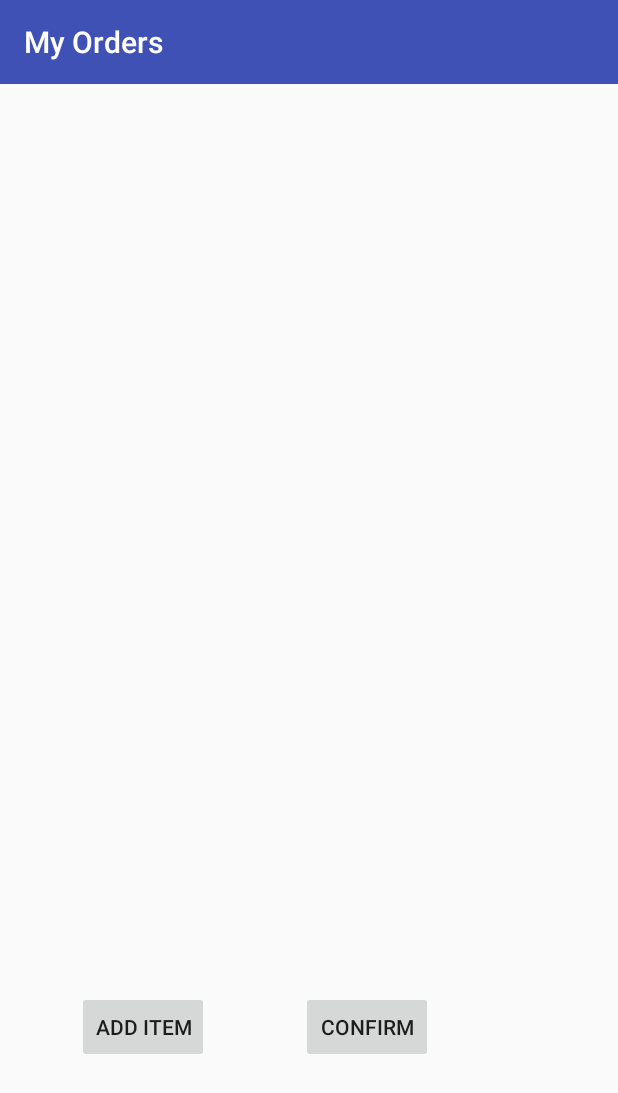
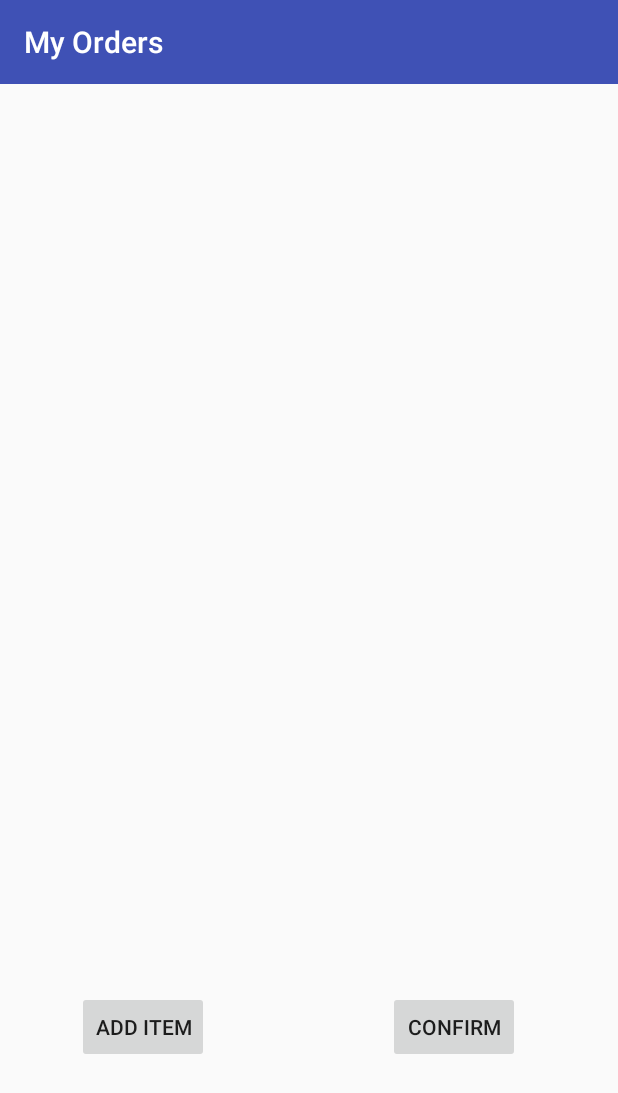
Before and after one commit to krishnarajk/menjar, an Android app: the Cart screen opened directly, with no data from a screen before it, on a phone screen of 412 x 824 dp. Shown: the top 1093 px of the screen. Run offline under Robolectric (Android 15) with nearby library versions, the phone set to English and light mode, and no system bars.

Commit message:
insert into orders

```diff
--- a/app/src/main/java/com/example/krishnaraj/menjar/Cart.java
+++ b/app/src/main/java/com/example/krishnaraj/menjar/Cart.java
@@ -1,14 +1,58 @@
 package com.example.krishnaraj.menjar;
 
+import android.content.Intent;
 import android.support.v7.app.AppCompatActivity;
 import android.os.Bundle;
+import android.util.Log;
+import android.view.View;
+import android.widget.Button;
+import android.widget.Toast;
+
+import com.example.krishnaraj.menjar.Models.Order;
+import com.example.krishnaraj.menjar.Utlis.ApiClient;
+
+import retrofit2.Call;
+import retrofit2.Callback;
+import retrofit2.Response;
 
 public class Cart extends AppCompatActivity {
-
+    Button additem;
+    Button confirm;
     @Override
     protected void onCreate(Bundle savedInstanceState) {
         super.onCreate(savedInstanceState);
         setContentView(R.layout.activity_cart);
         setTitle("My Orders");
+        additem = (Button) findViewById(R.id.additem);
+        confirm = (Button) findViewById(R.id.confirm);
+        additem.setOnClickListener(new View.OnClickListener() {
+            @Override
+            public void onClick(View view) {
+                startActivity(new Intent(Cart.this,MenuCategories.class));
+            }
+        });
+        confirm.setOnClickListener(new View.OnClickListener() {
+            @Override
+            public void onClick(View view) {
+                ApiClient.getClient().order(Global.order).enqueue(new Callback<Order>() {
+                    @Override
+                    public void onResponse(Call<Order> call, Response<Order> response) {
+                        if(response.isSuccessful()){
+                            Log.i("success","success");
+                        }
+                        else{
+                            Log.i("Error","Error");
+                        }
+
+                    }
+                    @Override
+                    public void onFailure(Call<Order> call, Throwable t) {
+                        t.printStackTrace();
+                    }
+                });
+                Toast.makeText(Cart.this,"Order placed successfully",Toast.LENGTH_LONG).show();
+                Log.i("price", String.valueOf(Global.order.amount));
+            }
+        });
     }
 }
--- a/app/src/main/java/com/example/krishnaraj/menjar/Description.java
+++ b/app/src/main/java/com/example/krishnaraj/menjar/Description.java
@@ -36,6 +36,9 @@ public class Description extends AppCompatActivity {
                 Global.order.amount+=catalog.price*quantity;
                 startActivity(new Intent(Description.this,Cart.class));
                 Log.i("ab", String.valueOf(Global.order.amount));
+                for(int i=0;i<Global.order.items.size();i++){
+                    Log.i("abc", String.valueOf(Global.order.items.get(i)));
+                }
             }
         });
     }
--- a/app/src/main/res/layout/activity_cart.xml
+++ b/app/src/main/res/layout/activity_cart.xml
@@ -20,16 +20,16 @@
         android:layout_marginLeft="35dp"
         android:layout_marginStart="35dp"
         android:layout_marginBottom="99dp"
-        android:id="@+id/button" />
+        android:id="@+id/additem" />
 
     <Button
         android:text="Confirm"
         android:layout_width="wrap_content"
         android:layout_height="wrap_content"
-        android:layout_alignBottom="@+id/button"
-        android:layout_toRightOf="@+id/button"
-        android:layout_toEndOf="@+id/button"
-        android:layout_marginLeft="61dp"
-        android:layout_marginStart="61dp"
-        android:id="@+id/button2" />
+        android:id="@+id/confirm"
+        android:layout_marginRight="49dp"
+        android:layout_marginEnd="49dp"
+        android:layout_alignTop="@+id/additem"
+        android:layout_alignParentRight="true"
+        android:layout_alignParentEnd="true" />
 </RelativeLayout>
--- a/app/src/main/res/layout/activity_home.xml
+++ b/app/src/main/res/layout/activity_home.xml
@@ -44,6 +44,4 @@
         android:layout_marginTop="300dp"
         android:textSize="20dp"
         android:textColor="#356"/>
-
-
 </RelativeLayout>
```
